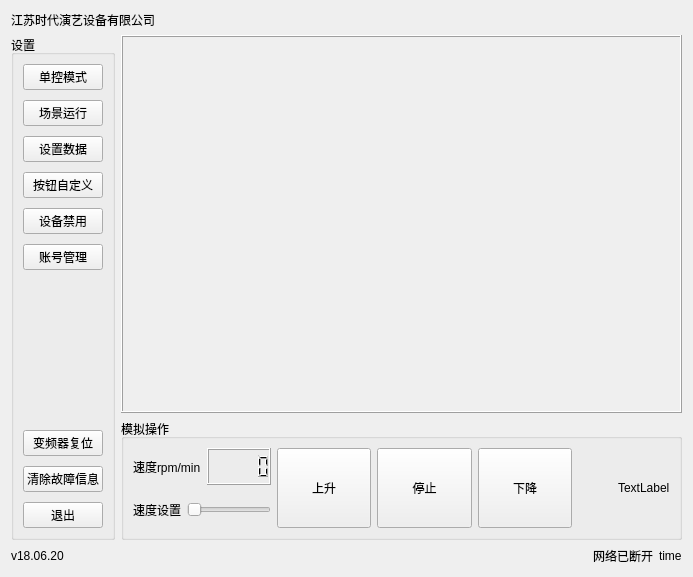
Above: ui/mainwindow.ui from niuyuxin/touchScreen before the change. Below: the same form after it.
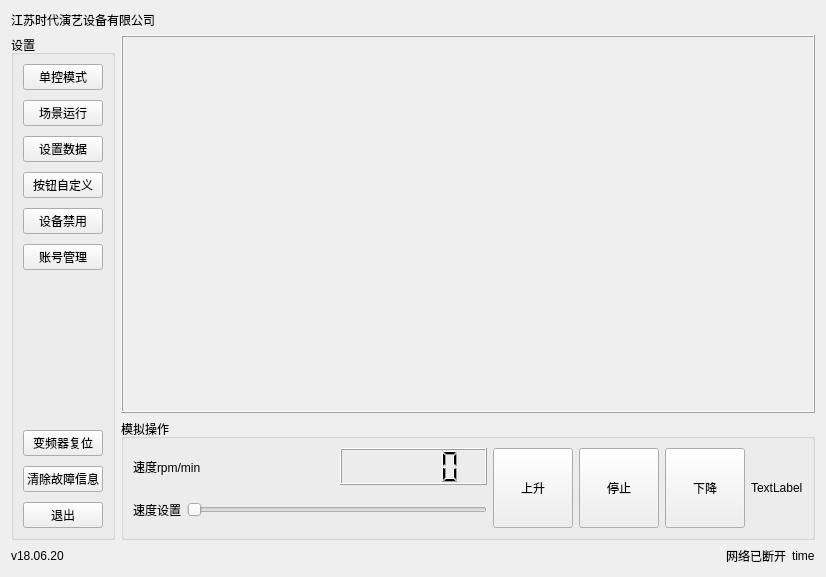
That is the form after the change.

```diff
--- a/ui/mainwindow.ui
+++ b/ui/mainwindow.ui
@@ -190,6 +190,15 @@
                 <verstretch>0</verstretch>
                </sizepolicy>
               </property>
+              <property name="minimumSize">
+               <size>
+                <width>300</width>
+                <height>0</height>
+               </size>
+              </property>
+              <property name="maximum">
+               <number>1000</number>
+              </property>
               <property name="orientation">
                <enum>Qt::Horizontal</enum>
               </property>
```
